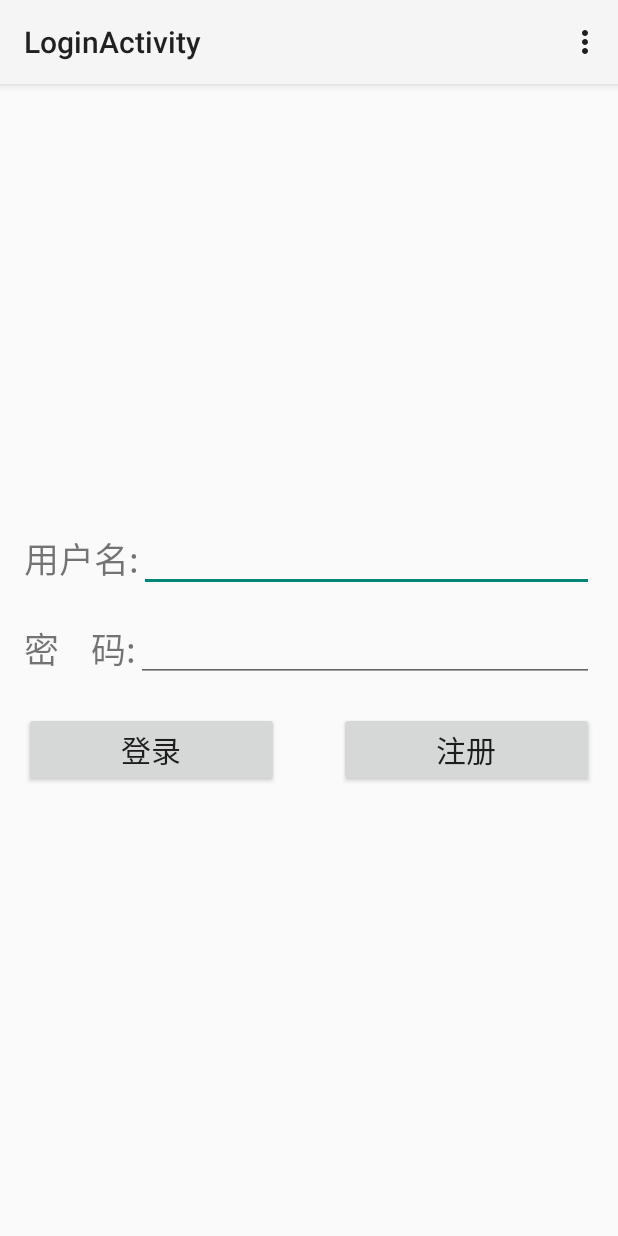
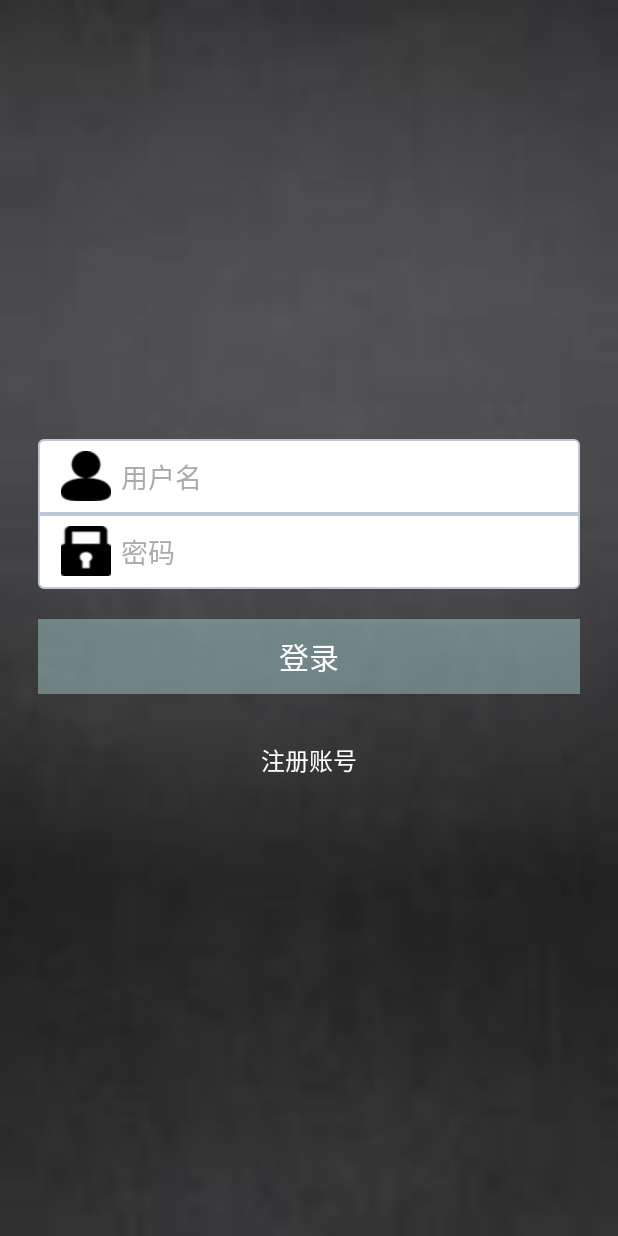
Before and after one commit to yelobee/SCNU_Sky, an Android app: the screen it shows after launch (LoginActivity), on a phone screen of 412 x 824 dp. Run offline under Robolectric (Android 15) with nearby library versions, the phone set to English and light mode, and no system bars.

Commit message:
修改登录界面

```diff
--- a/app/build.gradle
+++ b/app/build.gradle
@@ -23,4 +23,5 @@ dependencies {
     compile fileTree(include: ['*.jar'], dir: 'libs')
     compile 'com.android.support:appcompat-v7:22.0.0'
     compile project(':PullToRefresh')
+    compile files('libs/mAppWidget-1.4.2.jar')
 }
--- a/app/src/main/java/com/example/administrator/huashixingkong/activity/ActActivity.java
+++ b/app/src/main/java/com/example/administrator/huashixingkong/activity/ActActivity.java
@@ -67,9 +67,6 @@ public class ActActivity extends ActionBarActivity {
         int id = item.getItemId();
 
         //noinspection SimplifiableIfStatement
-        if (id == R.id.action_settings) {
-            return true;
-        }
 
         if (id == android.R.id.home){
             this.finish();
--- a/app/src/main/java/com/example/administrator/huashixingkong/activity/LoginActivity.java
+++ b/app/src/main/java/com/example/administrator/huashixingkong/activity/LoginActivity.java
@@ -3,6 +3,7 @@ package com.example.administrator.huashixingkong.activity;
 import android.content.Context;
 import android.content.Intent;
 import android.content.SharedPreferences;
+import android.graphics.drawable.Drawable;
 import android.os.Handler;
 import android.os.Message;
 import android.support.v7.app.ActionBarActivity;
@@ -35,6 +36,8 @@ public class LoginActivity extends ActionBarActivity implements View.OnClickList
         super.onCreate(savedInstanceState);
         setContentView(R.layout.activity_login);
 
+        getSupportActionBar().hide();
+
         textUserNumber = (EditText) findViewById(R.id.userNumber);
         textPassword = (EditText) findViewById(R.id.password);
 
@@ -44,8 +47,19 @@ public class LoginActivity extends ActionBarActivity implements View.OnClickList
         preferences = getSharedPreferences("userData", Context.MODE_PRIVATE);
 
 
+        textUserNumber.setCompoundDrawables(setDrawable(R.drawable.login), null, null, null);//只放左边
+        textPassword.setCompoundDrawables(setDrawable(R.drawable.password), null, null, null);//只放左边
+
         loginButton.setOnClickListener(this);
         registerButton.setOnClickListener(this);
+    }
+
+    private Drawable setDrawable(int drawID){
+        Drawable drawable = getResources().getDrawable(drawID);
+        if (drawable != null) {
+            drawable.setBounds(20, 0, 70, 50);//第一0是距左边距离，第二0是距上边距离，40分别是长宽
+        }
+        return drawable;
     }
 
     Handler handler = new Handler(){
@@ -73,12 +87,6 @@ public class LoginActivity extends ActionBarActivity implements View.OnClickList
         }
     };
 
-    @Override
-    public boolean onCreateOptionsMenu(Menu menu) {
-        // Inflate the menu; this adds items to the action bar if it is present.
-        getMenuInflater().inflate(R.menu.menu_login, menu);
-        return true;
-    }
 
     @Override
     public boolean onOptionsItemSelected(MenuItem item) {
@@ -88,9 +96,6 @@ public class LoginActivity extends ActionBarActivity implements View.OnClickList
         int id = item.getItemId();
 
         //noinspection SimplifiableIfStatement
-        if (id == R.id.action_settings) {
-            return true;
-        }
 
         return super.onOptionsItemSelected(item);
     }
--- /dev/null
+++ b/app/src/main/res/drawable/login_edit_text_normal.xml
@@ -0,0 +1,15 @@
+<?xml version="1.0" encoding="utf-8"?>
+<shape xmlns:android="http://schemas.android.com/apk/res/android">
+    <solid android:color="#ffffff" />
+    <corners
+        android:topLeftRadius="3dp"
+        android:topRightRadius="3dp"/>
+    <padding
+        android:left="2dp"
+        android:top="2dp"
+        android:right="2dp"
+        android:bottom="2dp"/>
+    <stroke
+        android:width="1dp"
+        android:color="#BDC7D8" />
+</shape>
--- /dev/null
+++ b/app/src/main/res/drawable/password_edit_text_normal.xml
@@ -0,0 +1,15 @@
+<?xml version="1.0" encoding="utf-8"?>
+<shape xmlns:android="http://schemas.android.com/apk/res/android">
+    <solid android:color="#ffffff" />
+    <corners
+        android:bottomLeftRadius="3dp"
+        android:bottomRightRadius="3dp"/>
+    <padding
+        android:left="2dp"
+        android:top="2dp"
+        android:right="2dp"
+        android:bottom="2dp"/>
+    <stroke
+        android:width="1dp"
+        android:color="#BDC7D8" />
+</shape>
--- /dev/null
+++ b/app/src/main/res/drawable/register_button.xml
@@ -0,0 +1,6 @@
+<?xml version="1.0" encoding="utf-8"?>
+<selector xmlns:android="http://schemas.android.com/apk/res/android">
+    <item android:state_focused="true" android:color="#6699cc" />
+    <item android:state_pressed="true" android:color="#6699cc" />
+    <item android:color="#ffffff" />
+</selector>
--- a/app/src/main/res/layout/activity_login.xml
+++ b/app/src/main/res/layout/activity_login.xml
@@ -1,25 +1,25 @@
-<RelativeLayout xmlns:android="http://schemas.android.com/apk/res/android"
+<LinearLayout xmlns:android="http://schemas.android.com/apk/res/android"
     xmlns:tools="http://schemas.android.com/tools" android:layout_width="match_parent"
-    android:layout_height="match_parent" android:paddingLeft="@dimen/activity_horizontal_margin"
-    android:paddingRight="@dimen/activity_horizontal_margin"
+    android:layout_height="match_parent" android:paddingLeft="25dp"
+    android:paddingRight="25dp"
     android:paddingTop="@dimen/activity_vertical_margin"
     android:paddingBottom="@dimen/activity_vertical_margin"
+    android:background="@drawable/login_background"
     android:gravity="center"
+    android:orientation="vertical"
     tools:context="com.example.administrator.huashixingkong.activity.LoginActivity">
 
-    <TextView
-        android:id="@+id/text1"
-        android:text="@string/user_name"
-        android:textSize="23sp"
-        android:layout_width="wrap_content"
-        android:layout_height="40dp"
-        />
     <EditText
         android:id="@+id/userNumber"
-        android:textSize="23sp"
         android:layout_width="match_parent"
-        android:layout_height="40dp"
-        android:layout_toRightOf="@id/text1" />
+        android:layout_height="50dp"
+        android:hint="@string/user_name"
+        android:drawablePadding="20dp"
+        android:textColorHint="@android:color/darker_gray"
+        android:background="@drawable/login_edit_text_normal"
+        android:textColor="#ffffff"
+        />
+    <!--
     <TextView
         android:id="@+id/text2"
         android:text="@string/password"
@@ -28,38 +28,35 @@
         android:layout_height="40dp"
         android:layout_below="@id/text1"
         android:layout_marginTop="20dp"
-        />
+        />android:layout_toRightOf="@id/text2"-->
     <EditText
         android:id="@+id/password"
-        android:textSize="23sp"
         android:layout_width="match_parent"
-        android:layout_height="40dp"
-        android:layout_below="@id/userNumber"
-        android:inputType="textPassword"
-        android:layout_toRightOf="@id/text2"
-        android:layout_marginTop="20dp"/>
-    <LinearLayout
-        android:layout_width="match_parent"
-        android:layout_height="wrap_content"
-        android:layout_below="@id/password"
-        android:layout_marginTop="20dp">
+        android:layout_height="50dp"
+        android:hint="@string/password"
+        android:drawablePadding="20dp"
+        android:textColorHint="@android:color/darker_gray"
+        android:background="@drawable/password_edit_text_normal"
+        android:textColor="#ffffff"
+        android:inputType="textPassword" />
     <Button
         android:id="@+id/login"
         android:text="@string/login"
-            android:layout_width="wrap_content"
-            android:layout_height="wrap_content"
+        android:layout_width="match_parent"
+        android:layout_height="50dp"
+        android:background="#60ccffff"
         android:textSize="20sp"
-            android:layout_marginRight="20dp"
-            android:layout_weight="1"
+        android:layout_marginTop="20dp"
+        android:textColor="@drawable/register_button"
         />
     <Button
         android:id="@+id/register"
         android:text="@string/register"
-            android:layout_width="wrap_content"
+        android:layout_width="match_parent"
         android:layout_height="wrap_content"
-            android:textSize="20sp"
-            android:layout_marginLeft="20dp"
-            android:layout_weight="1"
+        android:background="@android:color/transparent"
+        android:textSize="16sp"
+        android:textColor="@drawable/register_button"
+        android:layout_marginTop="20dp"
         />
 </LinearLayout>
-</RelativeLayout>
--- a/app/src/main/res/values/strings.xml
+++ b/app/src/main/res/values/strings.xml
@@ -4,15 +4,15 @@
     <string name="hello_world">Hello world!</string>
     <string name="action_settings">Settings</string>
     <string name="title_activity_login">LoginActivity</string>
-    <string name="title_activity_register">RegisterActivity</string>
-    <string name="user_name">用户名:</string>
-    <string name="password">密&#160;&#160;&#160;&#160;码:</string>
+    <string name="title_activity_register">注册账号</string>
+    <string name="user_name">用户名</string>
+    <string name="password">密码</string>
     <string name="sex">性&#160;&#160;&#160;&#160;别:</string>
     <string name="old_password">旧密码:</string>
     <string name="new_password">新密码:</string>
     <string name="check_password">确认密码:</string>
     <string name="login">登录</string>
-    <string name="register">注册</string>
+    <string name="register">注册账号</string>
     <string name="confirm">确认</string>
 
 <!-- TODO: Remove or change this placeholder text -->
```
Also changed, not shown: app/src/main/java/com/example/administrator/huashixingkong/activity/DiscussPageActivity.java (+0 -9 lines), app/src/main/java/com/example/administrator/huashixingkong/activity/MainActivity.java (+0 -8 lines), app/src/main/java/com/example/administrator/huashixingkong/activity/ModifyActivity.java (+0 -11 lines), app/src/main/java/com/example/administrator/huashixingkong/activity/PersonalInformationActivity.java (+0 -10 lines), app/src/main/java/com/example/administrator/huashixingkong/activity/RegisterActivity.java (+2 -11 lines), app/src/main/res/layout/activity_register.xml (+32 -17 lines), app/src/main/res/drawable/login.png (added), app/src/main/res/drawable/login_background.jpg (added), app/src/main/res/drawable/password.png (added), 1 other file. Lines whose indentation alone changed are shown as unchanged.
